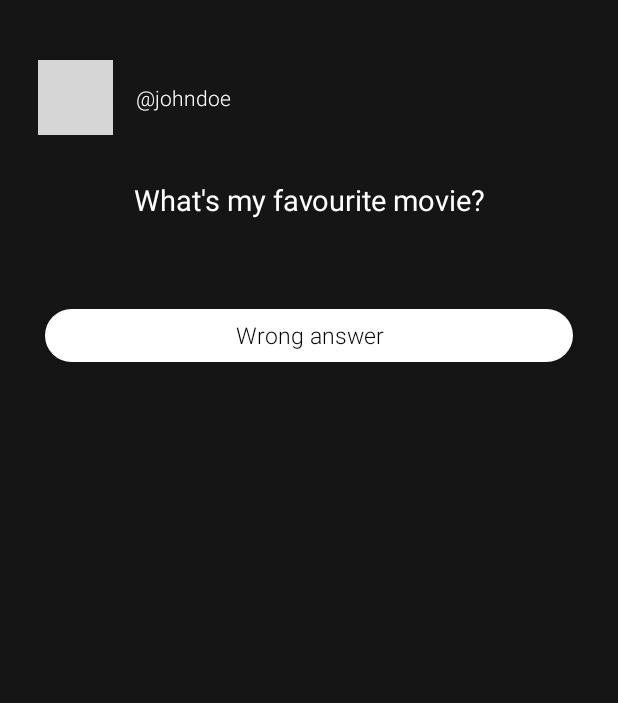
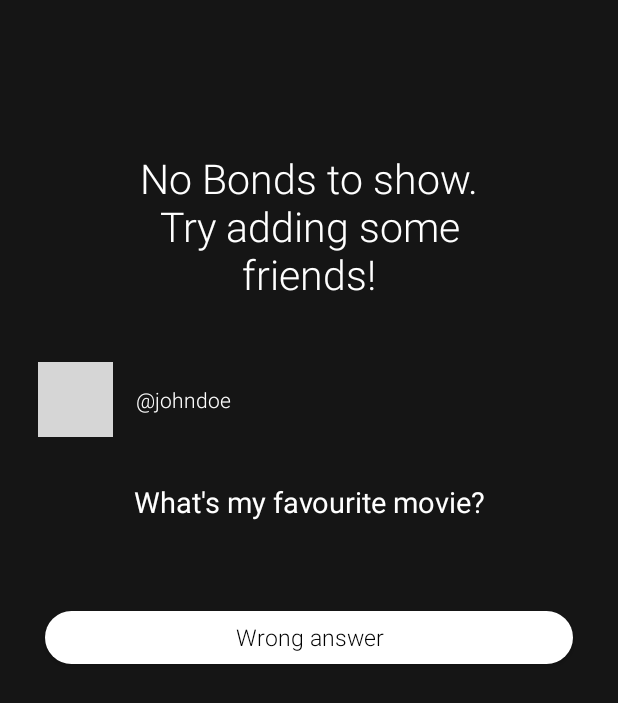
Before and after one commit to hathiramaniaashish/netbond, an Android app: the layout fragment_feed.xml on its own in the app's theme, with its tools: preview values and no code run, on a phone screen of 412 x 824 dp. Shown: the top 703 px of the screen. Run offline under Robolectric (Android 15) with nearby library versions, the phone set to English and light mode, and no system bars; grey boxes are pictures that could not be loaded.

Commit message:
Adding Bonds message to the Feed

```diff
--- a/app/src/main/java/com/example/netbond/FeedFragment.kt
+++ b/app/src/main/java/com/example/netbond/FeedFragment.kt
@@ -5,6 +5,7 @@ import androidx.fragment.app.Fragment
 import android.view.LayoutInflater
 import android.view.View
 import android.view.ViewGroup
+import androidx.core.view.size
 import com.bumptech.glide.Glide
 import com.example.netbond.databinding.AnswerTemplateBinding
 import com.example.netbond.databinding.BondTemplateBinding
@@ -36,11 +37,13 @@ class FeedFragment : Fragment() {
 
     private fun setFeed() {
         CoroutineScope(Dispatchers.Main).launch {
+            var hasBonds = false
             val followings = storageService.getFollowings(actualUsername)
             for (following in followings) {
                 val bonds = storageService.getUserBondsID(following.username!!)
                 for (bondID in bonds) {
                     if (!storageService.hasInteracted(actualUsername, bondID)) {
+                        hasBonds = true
                         val bond = storageService.getBondByID(bondID)
                         val bindBond = BondTemplateBinding.inflate(layoutInflater, binding.bonds, true)
                         Glide.with(this@FeedFragment).load(following.profile_image).into(bindBond.userImage)
@@ -58,6 +61,11 @@ class FeedFragment : Fragment() {
                         }
                     }
                 }
+            }
+            if (hasBonds) {
+                binding.message.visibility = View.GONE
+            } else {
+                binding.message.visibility = View.VISIBLE
             }
         }
     }
--- a/app/src/main/res/layout/fragment_feed.xml
+++ b/app/src/main/res/layout/fragment_feed.xml
@@ -7,6 +7,21 @@
     android:layout_height="match_parent"
     android:background="@color/background"
     android:orientation="vertical">
+
+    <TextView
+        android:id="@+id/message"
+        android:layout_width="match_parent"
+        android:layout_height="wrap_content"
+        android:layout_marginTop="100dp"
+        android:fontFamily="@font/roboto_light"
+        android:gravity="center"
+        android:paddingStart="80dp"
+        android:paddingEnd="80dp"
+        android:text="@string/feed_message"
+        android:textColor="@color/white"
+        android:textSize="27sp"
+        android:visibility="gone"
+        tools:visibility="visible" />
 
     <ScrollView
         android:layout_width="match_parent"
--- a/app/src/main/res/values/strings.xml
+++ b/app/src/main/res/values/strings.xml
@@ -30,4 +30,6 @@
 
     <string name="pending_requests">Pending Requests</string>
     <string name="accept_button">Accept</string>
+
+    <string name="feed_message">No Bonds to show. Try adding some friends!</string>
 </resources>
```
